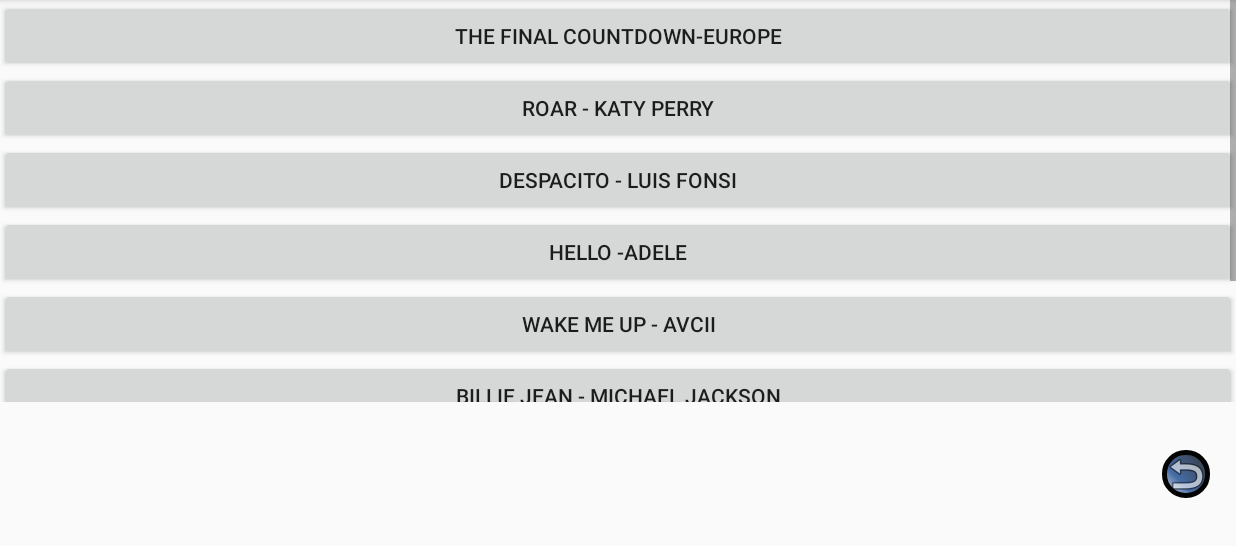
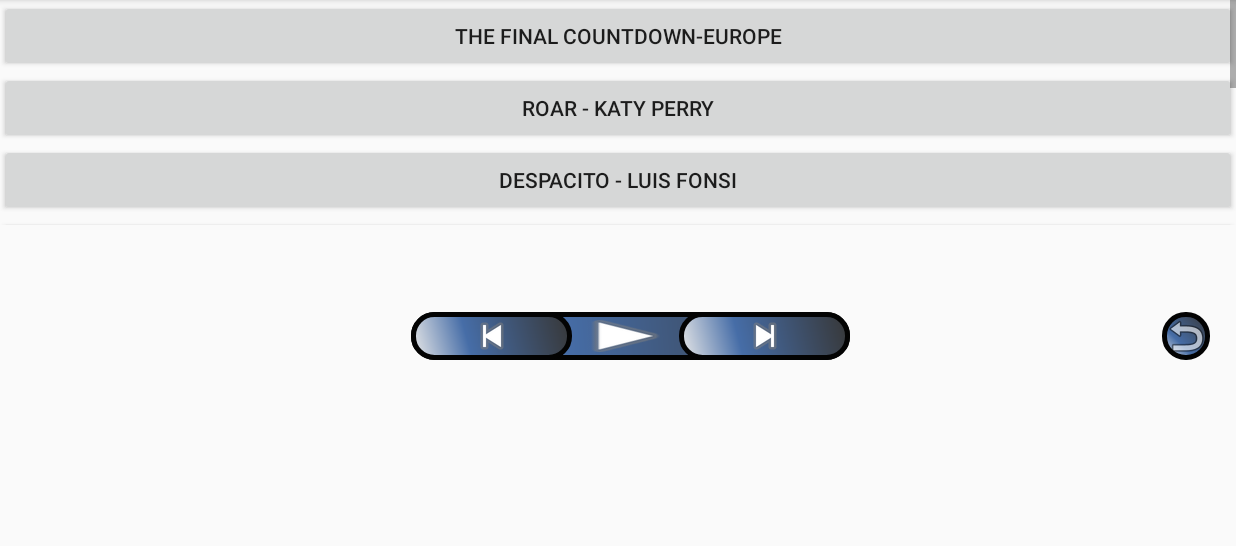
Before and after one commit to yehdihouldanna/IGR203auto, an Android app: the MusicActivity screen opened directly, with no data from a screen before it, on a phone screen of 824 x 412 dp (held sideways), the part 72-618 px from its top. Run offline under Robolectric (Android 15) with nearby library versions, the phone set to English and light mode, and no system bars.

Commit message:
Finition du merge

```diff
--- a/mobile/src/main/java/tpt/autocarplus/MusicActivity.java
+++ b/mobile/src/main/java/tpt/autocarplus/MusicActivity.java
@@ -20,7 +20,7 @@
 
     // pour changer l'icon du bouton play quand elle est pressée
 
-    Button mPlayButton;
+    ImageButton mPlayButton;
 
     boolean isPlay = false;
 
@@ -37,27 +37,28 @@
         });
 
 
-//        mPlayButton = (Button) findViewById(R.id.play);
-//        mPlayButton.setOnClickListener(mTogglePlayButton);
+        mPlayButton = findViewById(R.id.play);
+        mPlayButton.setBackgroundResource(android.R.drawable.ic_media_play);
+        mPlayButton.setOnClickListener(mTogglePlayButton);
     }
 
-//    View.OnClickListener mTogglePlayButton = new View.OnClickListener(){
-//
-//        @Override
-//        public void onClick(View v){
-//            // change your button background
-//            isPlay = !isPlay; // reverse
-//            if(isPlay){
-//                v.setBackgroundResource(android.R.drawable.ic_media_play);
-//            }else{
-//                //v.setImageResource(android.R.drawable.ic_media_pause);
-//                v.setBackgroundResource(android.R.drawable.ic_media_pause);
-//            }
-//
-//
-//        }
-//
-//    };
+    View.OnClickListener mTogglePlayButton = new View.OnClickListener(){
+
+        @Override
+        public void onClick(View v){
+            // change your button background
+            isPlay = !isPlay; // reverse
+            if(!isPlay){
+                v.setBackgroundResource(android.R.drawable.ic_media_play);
+            }else{
+                //v.setImageResource(android.R.drawable.ic_media_pause);
+                v.setBackgroundResource(android.R.drawable.ic_media_pause);
+            }
+
+
+        }
+
+    };
 
     @Override
     public void onClick(View view) {
--- a/mobile/src/main/res/layout/musicactivity.xml
+++ b/mobile/src/main/res/layout/musicactivity.xml
@@ -8,12 +8,12 @@
 
     <LinearLayout
         android:layout_width="match_parent"
-        android:layout_height="match_parent"
+        android:layout_height="300dp"
         android:orientation="vertical">
 
         <ScrollView
             android:layout_width="match_parent"
-            android:layout_height="268dp">
+            android:layout_height="150dp">
 
             <LinearLayout
                 android:layout_width="match_parent"
@@ -100,29 +100,29 @@
                     android:background="@drawable/buttonshapestyle"
                     android:orientation="horizontal">
 
-                    <ImageView
+                    <ImageButton
                         android:id="@+id/imageView2"
-                        android:layout_width="wrap_content"
+                        android:layout_width="107dp"
                         android:layout_height="wrap_content"
                         android:layout_alignTop="@+id/imageView"
                         android:layout_alignEnd="@+id/music"
                         android:background="@drawable/buttonshapestyle"
                         app:srcCompat="@android:drawable/ic_media_previous" />
 
-                    <ImageView
+                    <ImageButton
                         android:id="@+id/play"
-                        android:layout_width="wrap_content"
+                        android:layout_width="71dp"
                         android:layout_height="wrap_content"
                         android:layout_below="@+id/text"
                         android:layout_centerHorizontal="true"
 
                         android:background="@drawable/buttonshapestyle"
-                        app:srcCompat="@android:drawable/ic_media_play" />
+                         />
 
 
-                    <ImageView
+                    <ImageButton
                         android:id="@+id/imageView3"
-                        android:layout_width="wrap_content"
+                        android:layout_width="114dp"
                         android:layout_height="wrap_content"
                         android:layout_below="@+id/music"
                         android:layout_alignParentEnd="true"
```
